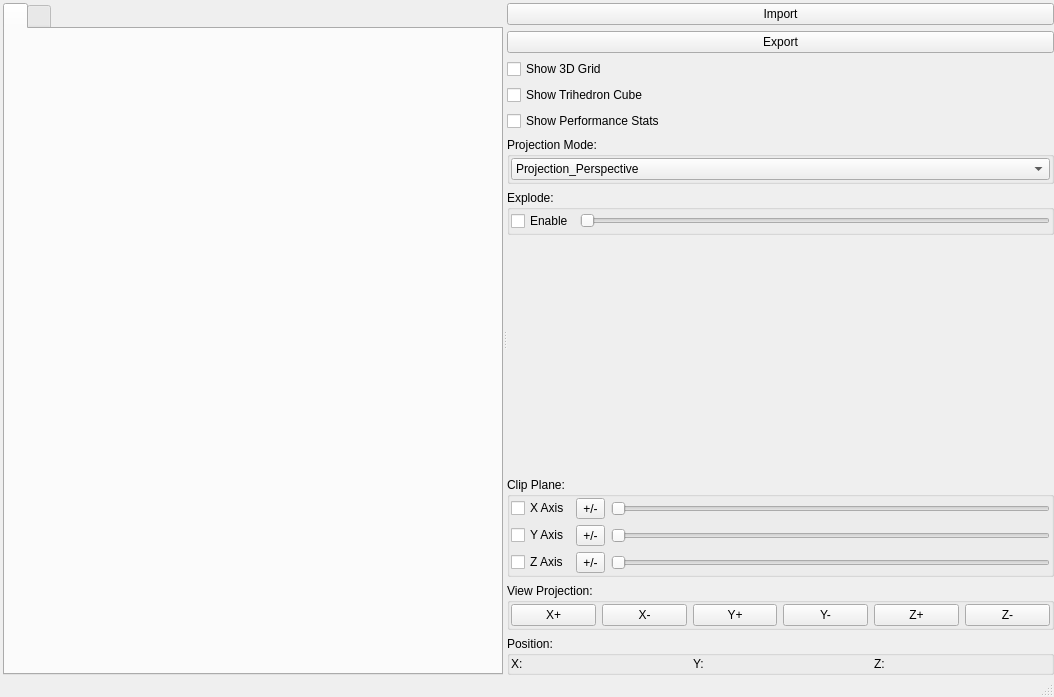
First picture: the form in EDIT-gdmlViewerWithSTEPViewerStartEmptyViewersTab/uis/mainwindow.ui, repository haknkayaa/Qt-OpenCASCADE-Projects, before the edit.
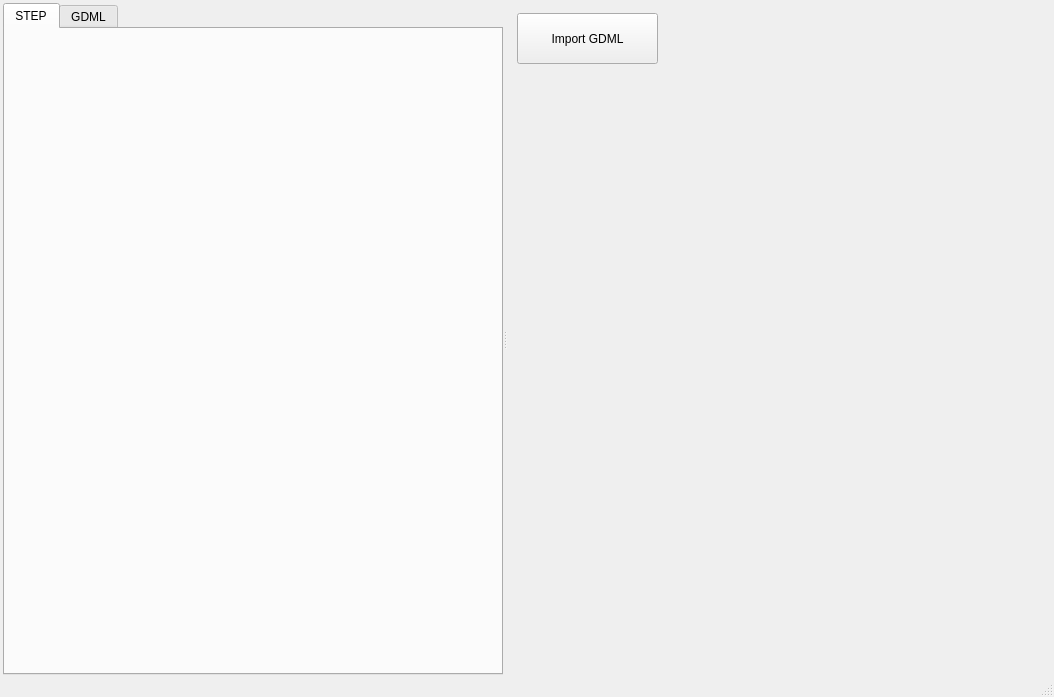
Second picture: the form after the edit. Custom widgets are drawn as their Qt base class.

```diff
--- a/EDIT-gdmlViewerWithSTEPViewerStartEmptyViewersTab/uis/mainwindow.ui
+++ b/EDIT-gdmlViewerWithSTEPViewerStartEmptyViewersTab/uis/mainwindow.ui
@@ -100,13 +100,13 @@
             </property>
             <widget class="Viewer" name="stepViewer" native="true">
              <attribute name="title">
-              <string/>
+              <string>STEP</string>
              </attribute>
              <layout class="QVBoxLayout" name="verticalLayout_6"/>
             </widget>
             <widget class="GDMLViewer" name="gdmlViewer" native="true">
              <attribute name="title">
-              <string/>
+              <string>GDML</string>
              </attribute>
             </widget>
            </widget>
@@ -123,9 +123,22 @@
         </sizepolicy>
        </property>
        <layout class="QVBoxLayout" name="verticalLayout">
-        <property name="sizeConstraint">
-         <enum>QLayout::SetNoConstraint</enum>
+        <property name="leftMargin">
+         <number>0</number>
         </property>
+        <property name="topMargin">
+         <number>0</number>
+        </property>
+        <property name="rightMargin">
+         <number>0</number>
+        </property>
+        <item>
+         <widget class="QStackedWidget" name="stackedWidget">
+          <property name="currentIndex">
+           <number>1</number>
+          </property>
+          <widget class="QWidget" name="page_5">
+           <layout class="QVBoxLayout" name="verticalLayout_7">
         <property name="leftMargin">
          <number>0</number>
         </property>
@@ -544,6 +557,25 @@
            </widget>
           </item>
          </layout>
+            </item>
+           </layout>
+          </widget>
+          <widget class="QWidget" name="page_6">
+           <widget class="QPushButton" name="importGDMLButton">
+            <property name="geometry">
+             <rect>
+              <x>10</x>
+              <y>10</y>
+              <width>141</width>
+              <height>51</height>
+             </rect>
+            </property>
+            <property name="text">
+             <string>Import GDML</string>
+            </property>
+           </widget>
+          </widget>
+         </widget>
         </item>
        </layout>
       </widget>
```
Left out of the diff: 7 changed lines with no effect on the pictures. Lines whose indentation alone changed are shown as unchanged.
